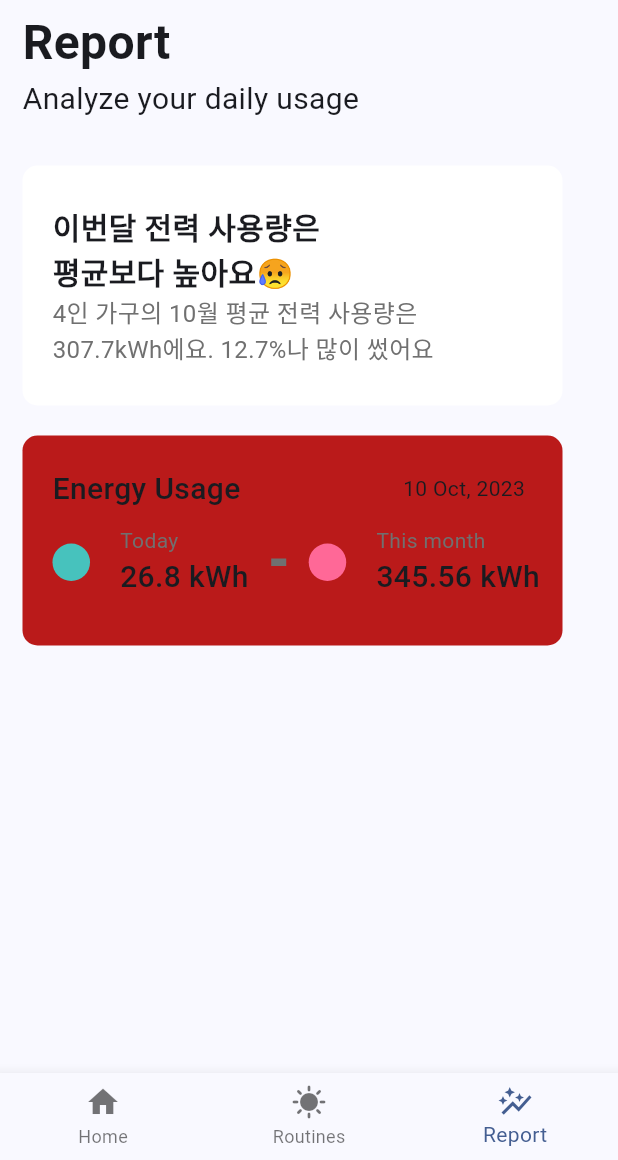
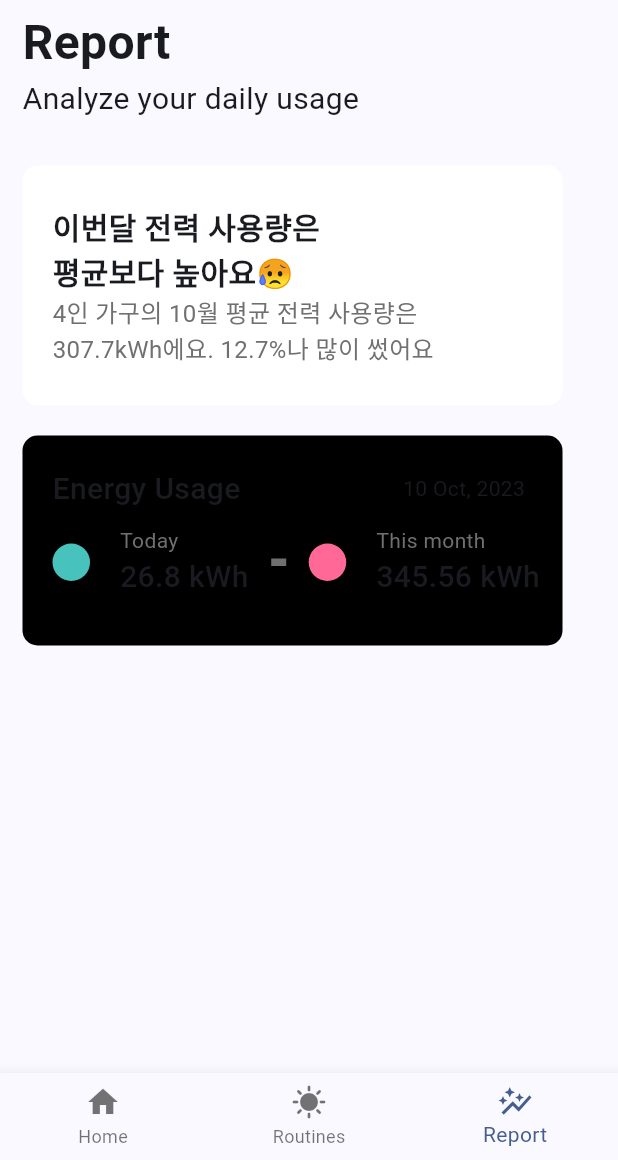
Before and after one commit to wlgggy/smarthome, a Flutter app: the screen it shows after launch, swiped to page 3, on a phone screen of 412 x 824 dp, the part 76-1236 px from its top. Run offline on Flutter 3.47's test engine with Material 3 defaults, Android fonts, the phone set to English and light mode, and no system bars.

Commit message:
★[update] : main code★

```diff
--- a/lib/main.dart
+++ b/lib/main.dart
@@ -1,13 +1,21 @@
 import 'package:flutter/material.dart';
 import 'package:smarthome/ui/splash_screen.dart';
+import 'package:smarthome/ui/view/home/home_view.dart';
 import 'package:smarthome/ui/view/tab_view.dart';
 
 void main() {
   runApp(const MyApp());
 }
 
-class MyApp extends StatelessWidget {
+class MyApp extends StatefulWidget {
   const MyApp({super.key});
+
+  @override
+  State<StatefulWidget> createState() => MyAppState();
+}
+
+class MyAppState extends State<MyApp> {
+  bool darkState = true;
 
   @override
   Widget build(BuildContext context) {
@@ -15,7 +23,13 @@ class MyApp extends StatelessWidget {
       debugShowCheckedModeBanner: false,
       title: 'Flutter Demo',
       theme: ThemeData(
-        colorScheme: ColorScheme.fromSeed(seedColor: Colors.blueAccent),
+        primaryColor: Color.fromARGB(255, 112, 112, 112),
+        colorScheme: ColorScheme.fromSeed(
+          seedColor: Colors.blueAccent,
+          error: darkState ? Colors.black : Colors.white,
+
+
+        ),
       ),
       home: LayoutView(),
     );
```
